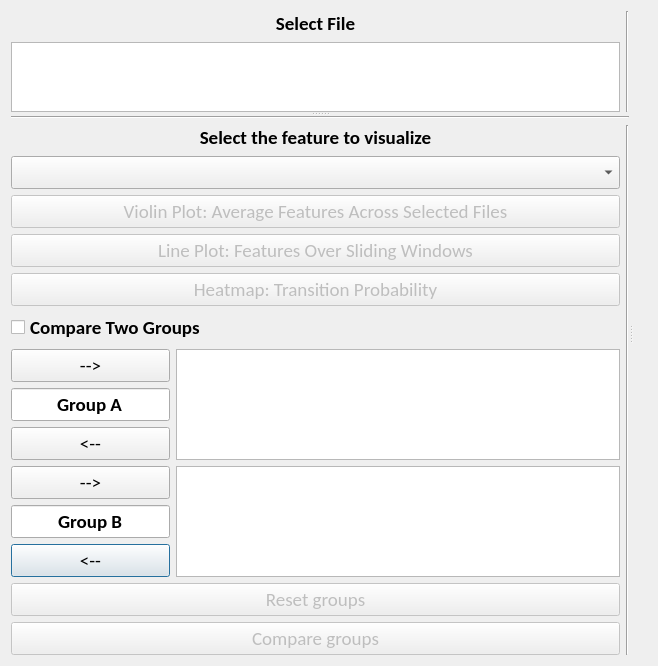
Above: EEG_COMET/ui/FeatureVisualizationWindow.ui from eeg-comet/eeg-comet before the change. Below: the same form after it.
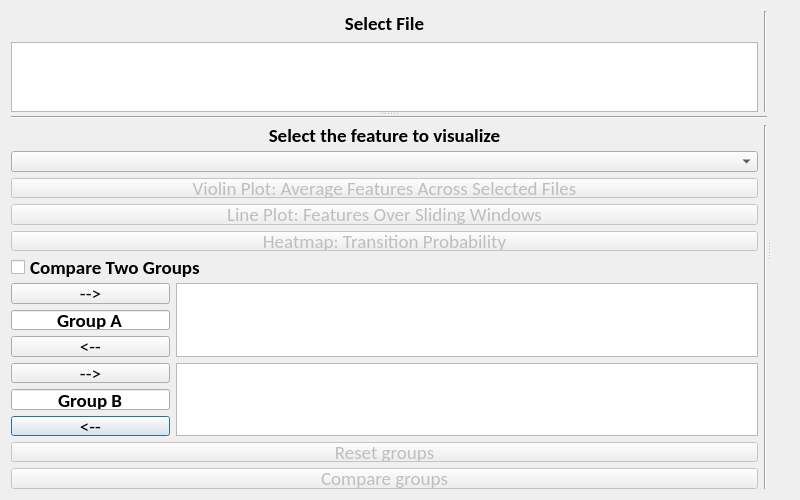
That is the form after the change.

Commit message: Set min size for windows

What changed in the file:
```diff
--- a/EEG_COMET/ui/FeatureVisualizationWindow.ui
+++ b/EEG_COMET/ui/FeatureVisualizationWindow.ui
@@ -6,10 +6,16 @@
    <rect>
     <x>0</x>
     <y>0</y>
-    <width>658</width>
-    <height>475</height>
+    <width>800</width>
+    <height>500</height>
    </rect>
   </property>
+  <property name="minimumSize">
+   <size>
+    <width>800</width>
+    <height>500</height>
+   </size>
+  </property>
   <property name="font">
    <font>
     <family>Calibri</family>
```
The commit also changes 7 other files.
